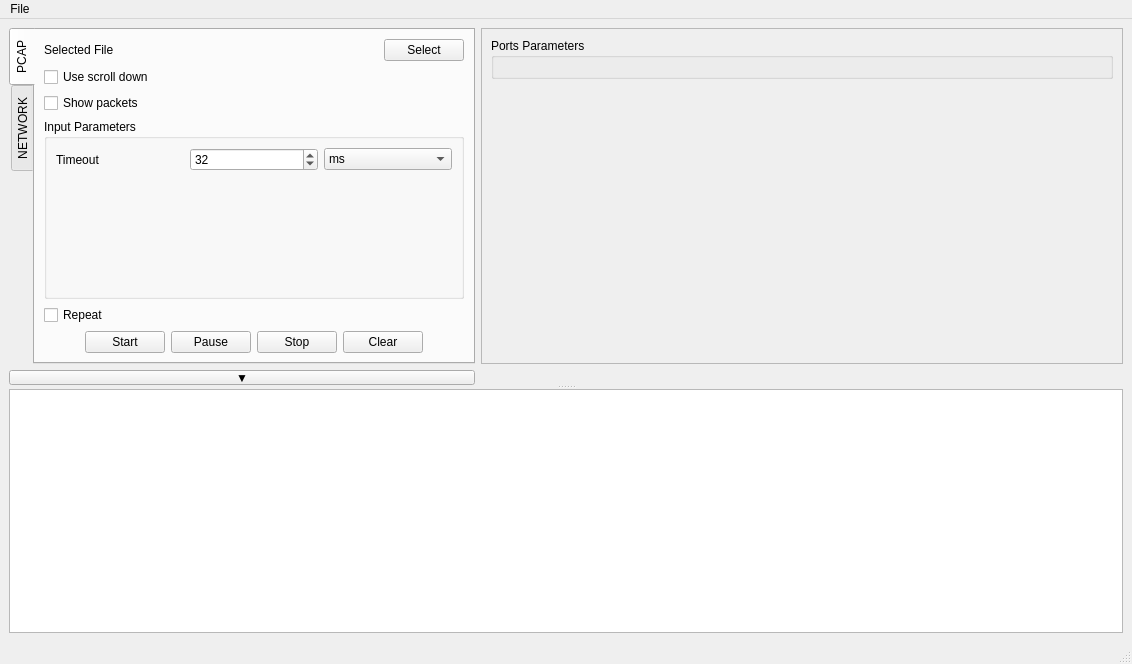
Above: AnalyzePcapUdp/mainwindow.ui from artthirt/AnalyzePcapUdp before the change. Below: the same form after it.
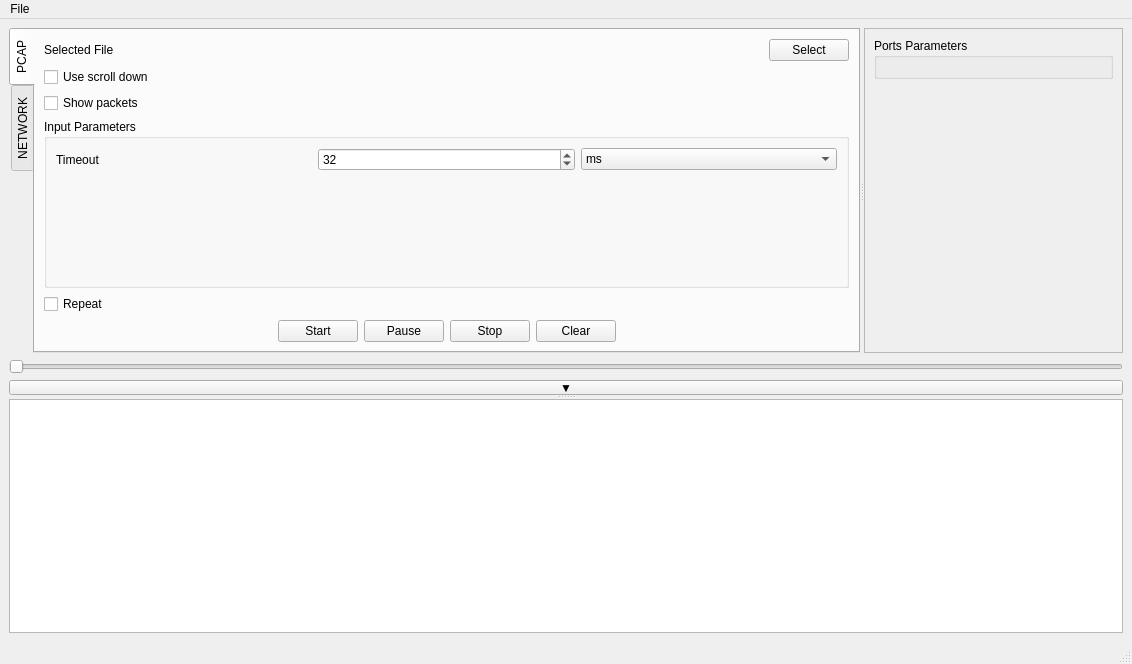
That is the form after the change.

Commit message: added get position in file

```diff
--- a/AnalyzePcapUdp/mainwindow.ui
+++ b/AnalyzePcapUdp/mainwindow.ui
@@ -33,60 +33,15 @@
        <enum>Qt::Vertical</enum>
       </property>
       <widget class="QWidget" name="widget" native="true">
-       <layout class="QGridLayout" name="gridLayout_5">
-        <item row="0" column="1">
-         <widget class="QScrollArea" name="scrollArea">
-          <property name="sizePolicy">
-           <sizepolicy hsizetype="Expanding" vsizetype="Expanding">
-            <horstretch>0</horstretch>
-            <verstretch>0</verstretch>
-           </sizepolicy>
-          </property>
-          <property name="maximumSize">
-           <size>
-            <width>16777215</width>
-            <height>16777215</height>
-           </size>
-          </property>
-          <property name="widgetResizable">
-           <bool>true</bool>
-          </property>
-          <widget class="QWidget" name="scrollAreaWidgetContents">
-           <property name="geometry">
-            <rect>
-             <x>0</x>
-             <y>0</y>
-             <width>631</width>
-             <height>321</height>
-            </rect>
-           </property>
-           <layout class="QVBoxLayout" name="verticalLayout_2">
+       <layout class="QVBoxLayout" name="verticalLayout_5">
             <item>
-             <widget class="QGroupBox" name="groupBoxFilters">
-              <property name="title">
-               <string>Ports Parameters</string>
-              </property>
-              <layout class="QGridLayout" name="gridLayout_2"/>
-             </widget>
-            </item>
-            <item>
-             <spacer name="verticalSpacer_3">
+         <widget class="QSplitter" name="splitterMain">
               <property name="orientation">
-               <enum>Qt::Vertical</enum>
-              </property>
-              <property name="sizeHint" stdset="0">
-               <size>
-                <width>20</width>
-                <height>40</height>
-               </size>
-              </property>
-             </spacer>
-            </item>
-           </layout>
-          </widget>
-         </widget>
-        </item>
-        <item row="0" column="0">
+           <enum>Qt::Horizontal</enum>
+          </property>
+          <widget class="QWidget" name="widget_2" native="true">
+           <layout class="QVBoxLayout" name="verticalLayout_4">
+            <item>
          <widget class="QTabWidget" name="twWorkspace">
           <property name="sizePolicy">
            <sizepolicy hsizetype="Preferred" vsizetype="Expanding">
@@ -450,7 +405,71 @@
           </widget>
          </widget>
         </item>
-        <item row="1" column="0">
+           </layout>
+          </widget>
+          <widget class="QScrollArea" name="scrollArea">
+           <property name="sizePolicy">
+            <sizepolicy hsizetype="Expanding" vsizetype="Expanding">
+             <horstretch>0</horstretch>
+             <verstretch>0</verstretch>
+            </sizepolicy>
+           </property>
+           <property name="maximumSize">
+            <size>
+             <width>16777215</width>
+             <height>16777215</height>
+            </size>
+           </property>
+           <property name="widgetResizable">
+            <bool>true</bool>
+           </property>
+           <widget class="QWidget" name="scrollAreaWidgetContents">
+            <property name="geometry">
+             <rect>
+              <x>0</x>
+              <y>0</y>
+              <width>221</width>
+              <height>293</height>
+             </rect>
+            </property>
+            <layout class="QVBoxLayout" name="verticalLayout_2">
+             <item>
+              <widget class="QGroupBox" name="groupBoxFilters">
+               <property name="title">
+                <string>Ports Parameters</string>
+               </property>
+               <layout class="QGridLayout" name="gridLayout_2"/>
+              </widget>
+             </item>
+             <item>
+              <spacer name="verticalSpacer_3">
+               <property name="orientation">
+                <enum>Qt::Vertical</enum>
+               </property>
+               <property name="sizeHint" stdset="0">
+                <size>
+                 <width>20</width>
+                 <height>40</height>
+                </size>
+               </property>
+              </spacer>
+             </item>
+            </layout>
+           </widget>
+          </widget>
+         </widget>
+        </item>
+        <item>
+         <widget class="QSlider" name="hsFilePosition">
+          <property name="maximum">
+           <number>1000</number>
+          </property>
+          <property name="orientation">
+           <enum>Qt::Horizontal</enum>
+          </property>
+         </widget>
+        </item>
+        <item>
          <widget class="QPushButton" name="pbHide">
           <property name="maximumSize">
            <size>
```
Left out of the diff: 26 changed lines with no effect on the pictures. Lines whose indentation alone changed are shown as unchanged. The commit also changes 7 other files.
